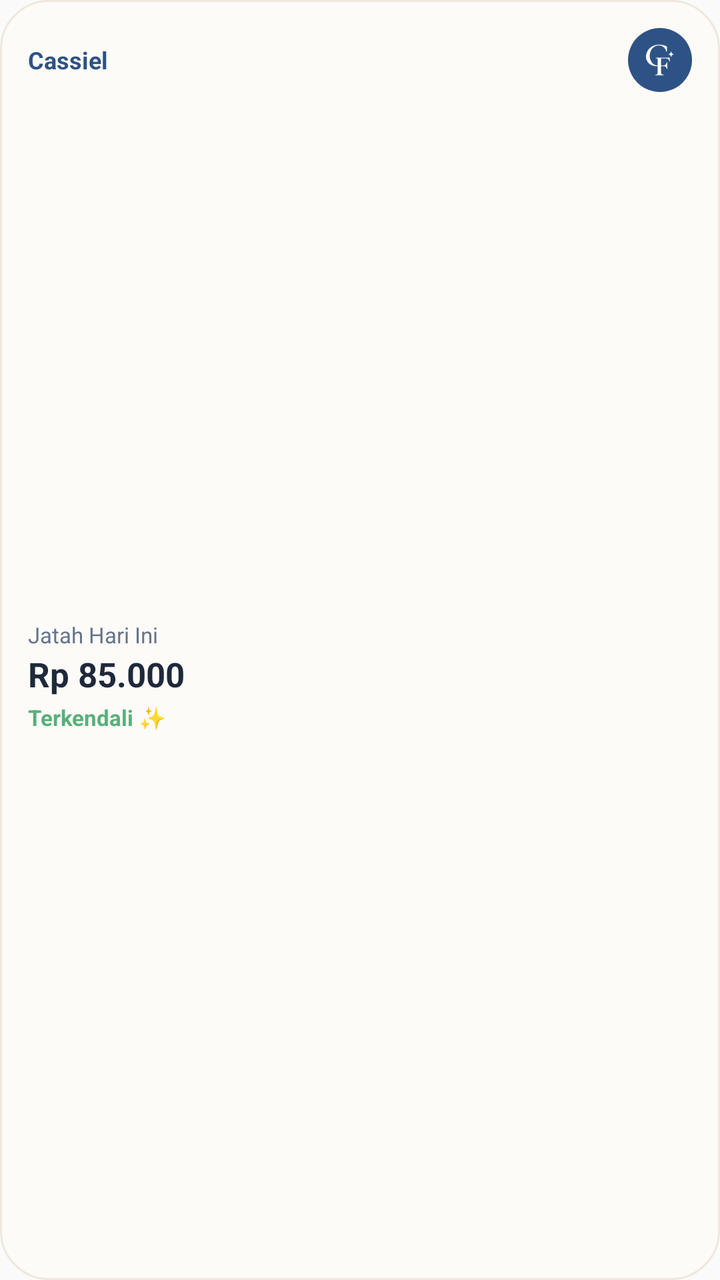
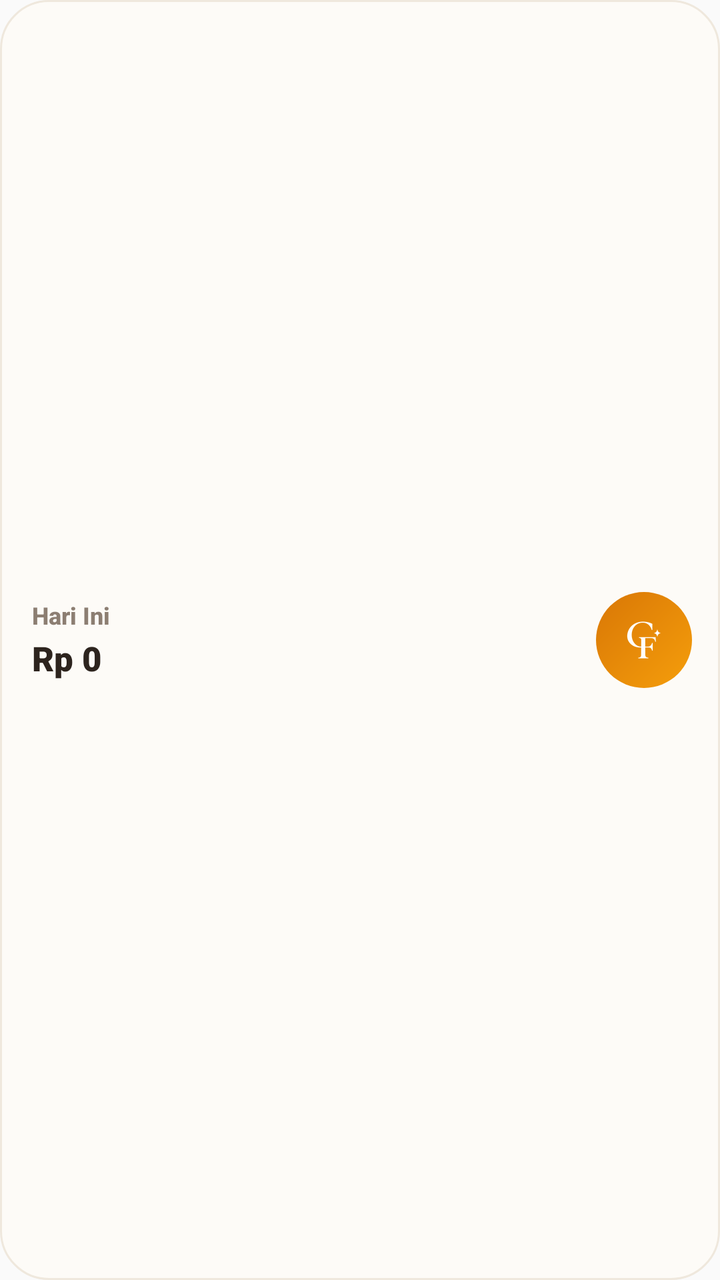

Compare the two renders of this Android layout. The source of the first and the diff that turns it into the second are given below.
<!-- AndroidManifest.xml: application theme AppTheme -->
<!-- res/layout/widget_cassiel_small.xml -->
﻿<?xml version="1.0" encoding="utf-8"?>
<LinearLayout xmlns:android="http://schemas.android.com/apk/res/android"
    android:id="@+id/widget_small_root"
    android:layout_width="match_parent"
    android:layout_height="match_parent"
    android:orientation="vertical"
    android:padding="14dp"
    android:background="@drawable/widget_background">

    
    <RelativeLayout
        android:layout_width="match_parent"
        android:layout_height="wrap_content">

        <TextView
            android:id="@+id/tv_small_brand"
            android:layout_width="wrap_content"
            android:layout_height="wrap_content"
            android:layout_alignParentStart="true"
            android:layout_centerVertical="true"
            android:text="Cassiel"
            android:textSize="12sp"
            android:textStyle="bold"
            android:textColor="#2D5284" />

        
        <ImageButton
            android:id="@+id/btn_small_quick_add"
            android:layout_width="32dp"
            android:layout_height="32dp"
            android:layout_alignParentEnd="true"
            android:layout_centerVertical="true"
            android:background="@drawable/widget_btn_circle"
            android:src="@drawable/ic_stat_icon"
            android:tint="#FFFFFF"
            android:scaleType="centerInside"
            android:padding="6dp"
            android:contentDescription="Tambah Transaksi" />
    </RelativeLayout>

    
    <LinearLayout
        android:layout_width="match_parent"
        android:layout_height="0dp"
        android:layout_weight="1"
        android:orientation="vertical"
        android:gravity="center_vertical"
        android:layout_marginTop="4dp">

        <TextView
            android:id="@+id/tv_small_subtitle"
            android:layout_width="wrap_content"
            android:layout_height="wrap_content"
            android:text="Jatah Hari Ini"
            android:textSize="11sp"
            android:textColor="#64748B" />

        <TextView
            android:id="@+id/tv_small_amount"
            android:layout_width="wrap_content"
            android:layout_height="wrap_content"
            android:text="Rp 85.000"
            android:textSize="17sp"
            android:textStyle="bold"
            android:textColor="#1E293B"
            android:maxLines="1"
            android:ellipsize="end"
            android:layout_marginTop="1dp" />

        
        <TextView
            android:id="@+id/tv_small_status"
            android:layout_width="wrap_content"
            android:layout_height="wrap_content"
            android:text="Terkendali ✨"
            android:textSize="11sp"
            android:textStyle="bold"
            android:textColor="#58B07A"
            android:layout_marginTop="3dp" />
    </LinearLayout>

</LinearLayout>
<!-- resources referenced by this layout -->
<resources>
  <!-- drawable ic_stat_icon: png bitmap (drawable, 3721 bytes) -->
  <!-- drawable widget_background (drawable) -->
  ﻿<?xml version="1.0" encoding="utf-8"?>
  <shape xmlns:android="http://schemas.android.com/apk/res/android"
      android:shape="rectangle">
      <solid android:color="#FDFBF7" />
      <corners android:radius="24dp" />
      <stroke android:width="1dp" android:color="#EFE8DD" />
  </shape>
  <!-- drawable widget_btn_circle (drawable) -->
  ﻿<?xml version="1.0" encoding="utf-8"?>
  <shape xmlns:android="http://schemas.android.com/apk/res/android"
      android:shape="oval">
      <solid android:color="#2D5284" />
  </shape>
  <style name="AppTheme" parent="Theme.AppCompat.Light.DarkActionBar">
          
          <item name="colorPrimary">@color/colorPrimary</item>
          <item name="colorPrimaryDark">@color/colorPrimaryDark</item>
          <item name="colorAccent">@color/colorAccent</item>
      </style>
  <color name="colorPrimary">#4F46E5</color>
  <color name="colorPrimaryDark">#3730A3</color>
  <color name="colorAccent">#4F46E5</color>
</resources>

<!-- the commit's change to res/layout/widget_cassiel_small.xml (unified diff, before → after) -->
@@ -1,82 +1,60 @@
-﻿<?xml version="1.0" encoding="utf-8"?>
+<?xml version="1.0" encoding="utf-8"?>
 <LinearLayout xmlns:android="http://schemas.android.com/apk/res/android"
     android:id="@+id/widget_small_root"
     android:layout_width="match_parent"
     android:layout_height="match_parent"
-    android:orientation="vertical"
-    android:padding="14dp"
+    android:orientation="horizontal"
+    android:gravity="center_vertical"
+    android:paddingStart="16dp"
+    android:paddingEnd="14dp"
+    android:paddingTop="12dp"
+    android:paddingBottom="12dp"
     android:background="@drawable/widget_background">
 
     
-    <RelativeLayout
-        android:layout_width="match_parent"
-        android:layout_height="wrap_content">
-
-        <TextView
-            android:id="@+id/tv_small_brand"
-            android:layout_width="wrap_content"
-            android:layout_height="wrap_content"
-            android:layout_alignParentStart="true"
-            android:layout_centerVertical="true"
-            android:text="Cassiel"
-            android:textSize="12sp"
-            android:textStyle="bold"
-            android:textColor="#2D5284" />
-
-        
-        <ImageButton
-            android:id="@+id/btn_small_quick_add"
-            android:layout_width="32dp"
-            android:layout_height="32dp"
-            android:layout_alignParentEnd="true"
-            android:layout_centerVertical="true"
-            android:background="@drawable/widget_btn_circle"
-            android:src="@drawable/ic_stat_icon"
-            android:tint="#FFFFFF"
-            android:scaleType="centerInside"
-            android:padding="6dp"
-            android:contentDescription="Tambah Transaksi" />
-    </RelativeLayout>
-
-    
     <LinearLayout
-        android:layout_width="match_parent"
-        android:layout_height="0dp"
+        android:id="@+id/layout_small_info"
+        android:layout_width="0dp"
+        android:layout_height="wrap_content"
         android:layout_weight="1"
         android:orientation="vertical"
         android:gravity="center_vertical"
-        android:layout_marginTop="4dp">
+        android:layout_marginEnd="8dp">
 
         <TextView
-            android:id="@+id/tv_small_subtitle"
+            android:id="@+id/tv_small_label"
             android:layout_width="wrap_content"
             android:layout_height="wrap_content"
-            android:text="Jatah Hari Ini"
-            android:textSize="11sp"
-            android:textColor="#64748B" />
+            android:text="Hari Ini"
+            android:textSize="12sp"
+            android:textStyle="bold"
+            android:textColor="#8C7E72"
+            android:fontFamily="sans-serif-medium" />
 
         <TextView
             android:id="@+id/tv_small_amount"
             android:layout_width="wrap_content"
             android:layout_height="wrap_content"
-            android:text="Rp 85.000"
+            android:text="Rp 0"
             android:textSize="17sp"
             android:textStyle="bold"
-            android:textColor="#1E293B"
+            android:textColor="#2D241E"
+            android:fontFamily="sans-serif-black"
             android:maxLines="1"
             android:ellipsize="end"
-            android:layout_marginTop="1dp" />
-
-        
-        <TextView
-            android:id="@+id/tv_small_status"
-            android:layout_width="wrap_content"
-            android:layout_height="wrap_content"
-            android:text="Terkendali ✨"
-            android:textSize="11sp"
-            android:textStyle="bold"
-            android:textColor="#58B07A"
-            android:layout_marginTop="3dp" />
+            android:layout_marginTop="2dp" />
     </LinearLayout>
 
+    
+    <ImageButton
+        android:id="@+id/btn_small_cf_assistant"
+        android:layout_width="48dp"
+        android:layout_height="48dp"
+        android:background="@drawable/widget_btn_circle"
+        android:src="@drawable/ic_stat_icon"
+        android:tint="#FFFFFF"
+        android:scaleType="centerInside"
+        android:padding="11dp"
+        android:contentDescription="Cassiel Quick Assistant" />
+
 </LinearLayout>
<!-- resource entries referenced after the edit -->
@@ -10,10 +10,13 @@
       <stroke android:width="1dp" android:color="#EFE8DD" />
   </shape>
   <!-- drawable widget_btn_circle (drawable) -->
-  ﻿<?xml version="1.0" encoding="utf-8"?>
+  <?xml version="1.0" encoding="utf-8"?>
   <shape xmlns:android="http://schemas.android.com/apk/res/android"
       android:shape="oval">
-      <solid android:color="#2D5284" />
+      <gradient
+          android:startColor="#F59E0B"
+          android:endColor="#D97706"
+          android:angle="135" />
   </shape>
   <style name="AppTheme" parent="Theme.AppCompat.Light.DarkActionBar">
           
